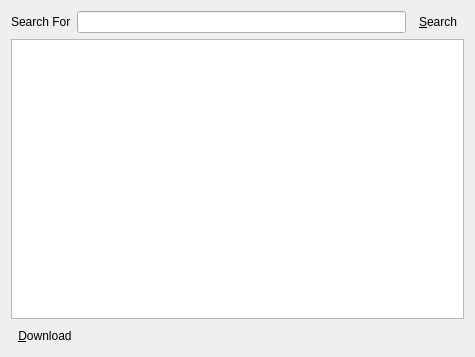
Qt form ui/searchdialog.ui (shaan7/Kapotah) before a commit.
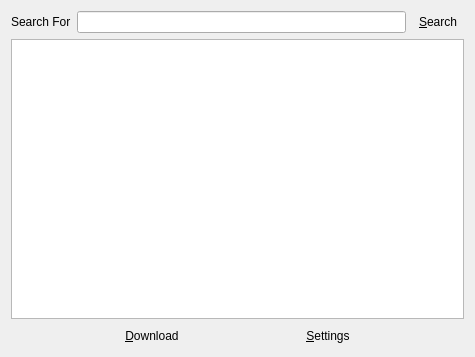
The same form after that commit.

```diff
--- a/ui/searchdialog.ui
+++ b/ui/searchdialog.ui
@@ -13,8 +13,8 @@
   <property name="windowTitle">
    <string>Dialog</string>
   </property>
-  <layout class="QGridLayout" name="gridLayout">
-   <item row="0" column="0">
+  <layout class="QVBoxLayout" name="verticalLayout">
+   <item>
     <layout class="QHBoxLayout" name="horizontalLayout">
      <item>
       <widget class="QLabel" name="label">
@@ -38,10 +38,12 @@
      </item>
     </layout>
    </item>
-   <item row="1" column="0">
+   <item>
     <widget class="QListWidget" name="resultsList"/>
    </item>
-   <item row="2" column="0">
+   <item>
+    <layout class="QHBoxLayout" name="horizontalLayout_2">
+     <item>
     <widget class="QToolButton" name="downloadButton">
      <property name="text">
       <string>&amp;Download</string>
@@ -50,6 +52,18 @@
       <bool>true</bool>
      </property>
     </widget>
+     </item>
+     <item>
+      <widget class="QToolButton" name="settingsButton">
+       <property name="text">
+        <string>&amp;Settings</string>
+       </property>
+       <property name="autoRaise">
+        <bool>true</bool>
+       </property>
+      </widget>
+     </item>
+    </layout>
    </item>
   </layout>
  </widget>
```
Lines whose indentation alone changed are shown as unchanged.
